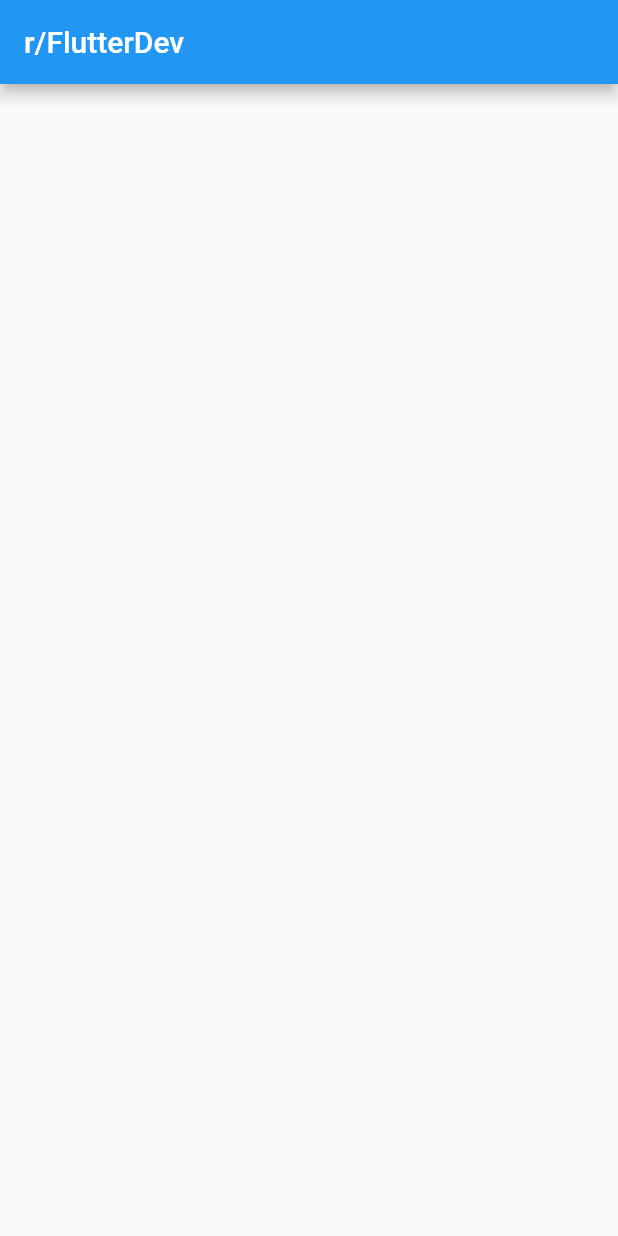
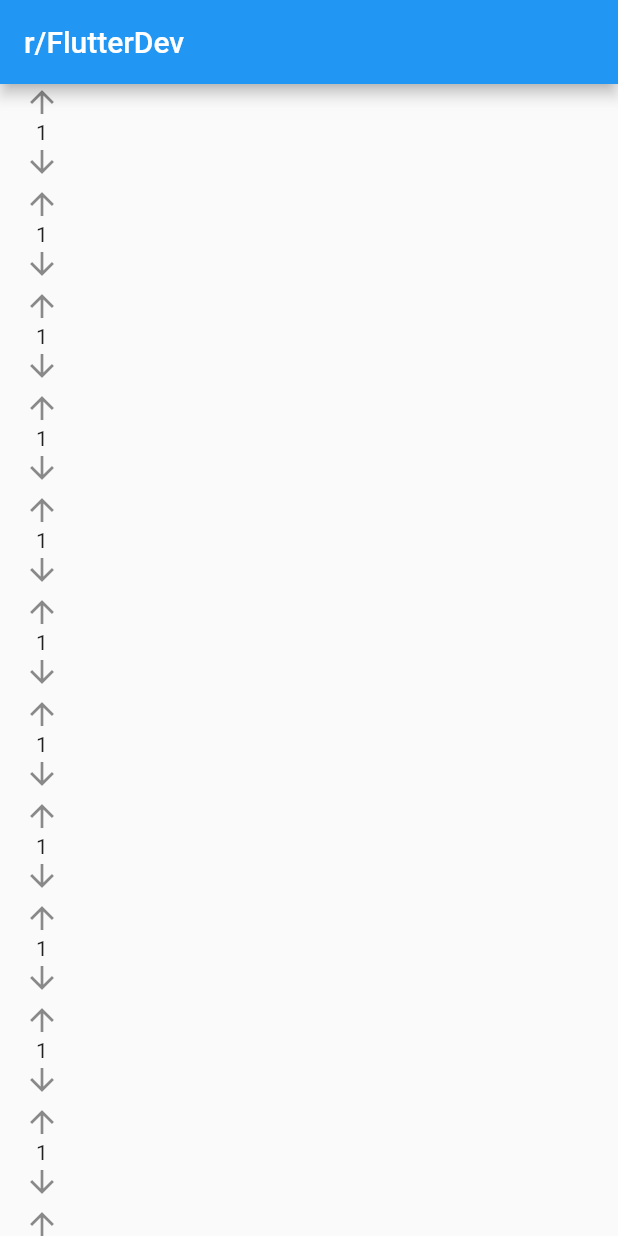
Before and after one commit to Obinna-e/Flutter-Dev-Subreddit, a Flutter app: the screen it shows after launch, on a phone screen of 412 x 824 dp. Run offline on Flutter 3.47's test engine with Material 2 defaults, Android fonts, the phone set to English and light mode, and no system bars.

```diff
--- a/lib/main.dart
+++ b/lib/main.dart
@@ -1,6 +1,6 @@
 import 'package:flutter/material.dart';
 
-import 'package:flutter_dev/screens/home_screen.dart';
+import 'package:flutter_dev/screens/home/home_screen.dart';
 
 void main() {
   runApp(const MyApp());
--- /dev/null
+++ b/lib/screens/home/home_screen.dart
@@ -0,0 +1,34 @@
+import 'package:flutter/material.dart';
+
+class MyHomePage extends StatefulWidget {
+  const MyHomePage({super.key});
+
+  @override
+  State<MyHomePage> createState() => _MyHomePageState();
+}
+
+class _MyHomePageState extends State<MyHomePage> {
+  @override
+  Widget build(BuildContext context) {
+    return Scaffold(
+      appBar: AppBar(
+        title: const Text('r/FlutterDev'),
+      ),
+      body: RefreshIndicator(
+        onRefresh: () async {},
+        child: ListView.builder(
+          itemBuilder: ((context, index) => ListTile(
+                visualDensity: VisualDensity(vertical: 3),
+                leading: Column(
+                  children: const [
+                    Icon(Icons.arrow_upward),
+                    Text('1'),
+                    Icon(Icons.arrow_downward),
+                  ],
+                ),
+              )),
+        ),
+      ),
+    );
+  }
+}
--- a/lib/screens/home_screen.dart
+++ /dev/null
@@ -1,19 +0,0 @@
-import 'package:flutter/material.dart';
-
-class MyHomePage extends StatefulWidget {
-  const MyHomePage({super.key});
-
-  @override
-  State<MyHomePage> createState() => _MyHomePageState();
-}
-
-class _MyHomePageState extends State<MyHomePage> {
-  @override
-  Widget build(BuildContext context) {
-    return Scaffold(
-      appBar: AppBar(
-        title: const Text('r/FlutterDev'),
-      ),
-    );
-  }
-}
```
Also changed, not shown: lib/models/post_details.dart (+7 -7 lines), lib/screens/home/widgets/posts.dart (added).
